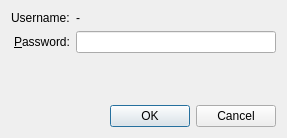
First picture: the form in client/PasswordInputWindow.ui, repository thejoshwolfe/repatriator, before the edit.
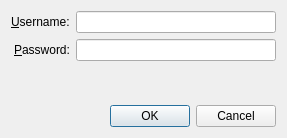
Second picture: the form after the edit. Icons and pictures are not drawn.

```diff
--- a/client/PasswordInputWindow.ui
+++ b/client/PasswordInputWindow.ui
@@ -32,10 +32,10 @@
      <item row="0" column="0">
       <widget class="QLabel" name="label">
        <property name="text">
-        <string>Username:</string>
+        <string>&amp;Username:</string>
        </property>
        <property name="buddy">
-        <cstring></cstring>
+        <cstring>usernameLineEdit</cstring>
        </property>
       </widget>
      </item>
@@ -49,13 +49,6 @@
        </property>
       </widget>
      </item>
-     <item row="0" column="1">
-      <widget class="QLabel" name="usernameLabel">
-       <property name="text">
-        <string>-</string>
-       </property>
-      </widget>
-     </item>
      <item row="1" column="1">
       <widget class="QLineEdit" name="passwordLineEdit">
        <property name="echoMode">
@@ -63,6 +56,9 @@
        </property>
       </widget>
      </item>
+     <item row="0" column="1">
+      <widget class="QLineEdit" name="usernameLineEdit"/>
+     </item>
     </layout>
    </item>
    <item>
```
Left out of the diff: 1 changed line with no effect on the pictures.
